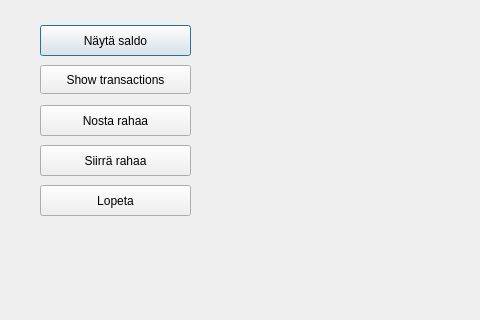
22kmo-project/group_7, file frontend/clientwindow.ui: the form before one commit; both pictures show x 0 to 480 and y 115 to 435 of the 800 by 600 pixel window.
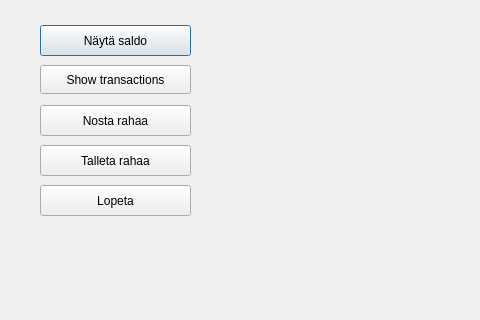
The form after the commit.

Patch:
```diff
--- a/frontend/clientwindow.ui
+++ b/frontend/clientwindow.ui
@@ -67,7 +67,7 @@
     </rect>
    </property>
    <property name="text">
-    <string>Siirrä rahaa</string>
+    <string>Talleta rahaa</string>
    </property>
   </widget>
   <widget class="QPushButton" name="button_lopeta">
```
Left out of the diff: 6 changed lines with no effect on the pictures.
